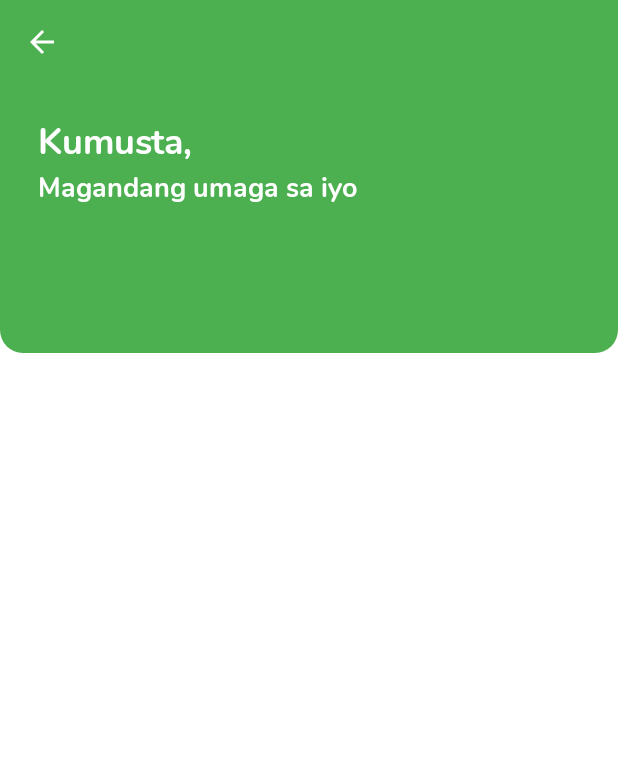
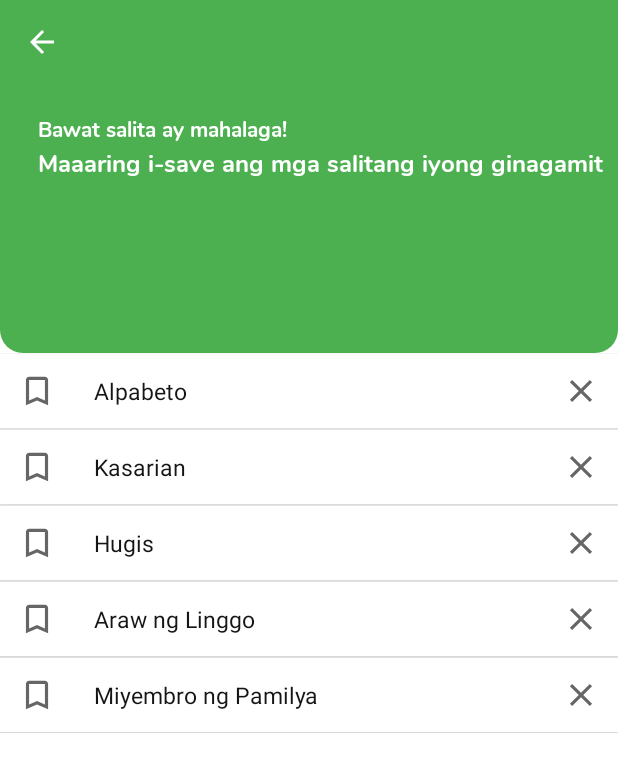
Before and after one commit to Jayveeeee24/iSpeak-Signs, an Android app: the nav_favorites screen opened through its navigation route, on a phone screen of 412 x 824 dp. Shown: the top 772 px of the screen. Run offline under Robolectric (Android 15) with nearby library versions, the phone set to English and light mode, and no system bars; our stand-ins replace navigation-ui.

Commit message:
git commit -a -m

```diff
--- a/app/src/main/java/com/artemis/ispeaksigns/MainActivity.java
+++ b/app/src/main/java/com/artemis/ispeaksigns/MainActivity.java
@@ -144,6 +144,7 @@ public class MainActivity extends AppCompatActivity {
                 drawer.closeDrawer(GravityCompat.START);
                 txtHomeGreeting1.setText(getResources().getString(R.string.home_greeting1_label));
                 txtHomeGreeting1.setTextSize(24);
+                txtHomeGreeting2.setTextSize(18);
                 txtHomeGreeting2.setText(greeting.getGreeting(this));
                 editSearch.setHint(getResources().getString(R.string.edit_text_hint));
                 editSearch.setText("");
@@ -172,6 +173,10 @@ public class MainActivity extends AppCompatActivity {
 
                 setExpandedEnabled(true);
             } else if (navDestination.getId() == R.id.nav_favorites) {
+                txtHomeGreeting1.setText(getResources().getString(R.string.favorite_greeting1_label));
+                txtHomeGreeting1.setTextSize(14);
+                txtHomeGreeting2.setTextSize(16);
+                txtHomeGreeting2.setText(getResources().getString(R.string.favorite_greeting2_label));
                 toolbarImage1.setVisibility(View.INVISIBLE);
                 editSearch.setVisibility(View.INVISIBLE);
                 editSearchParent.setVisibility(View.INVISIBLE);
--- /dev/null
+++ b/app/src/main/java/com/artemis/ispeaksigns/home_list_adapters/FavoriteCategoryItem.java
@@ -0,0 +1,26 @@
+package com.artemis.ispeaksigns.home_list_adapters;
+
+public class FavoriteCategoryItem {
+    private String categoryName;
+
+    public FavoriteCategoryItem(String categoryName) {
+        this.categoryName = categoryName;
+    }
+
+
+    public String getCategoryName() {
+        return categoryName;
+    }
+
+    public void setCategoryName(String categoryName) {
+        this.categoryName = categoryName;
+    }
+
+
+    @Override
+    public String toString() {
+        return "FavoriteCategoryItem{" +
+                "categoryName='" + categoryName + '\'' +
+                '}';
+    }
+}
--- /dev/null
+++ b/app/src/main/java/com/artemis/ispeaksigns/home_list_adapters/FavoriteRecyclerAdapter.java
@@ -0,0 +1,77 @@
+package com.artemis.ispeaksigns.home_list_adapters;
+
+import android.view.LayoutInflater;
+import android.view.View;
+import android.view.ViewGroup;
+import android.widget.ImageView;
+import android.widget.TextView;
+
+import androidx.annotation.NonNull;
+import androidx.cardview.widget.CardView;
+import androidx.recyclerview.widget.RecyclerView;
+
+import com.artemis.ispeaksigns.R;
+
+import org.jetbrains.annotations.NotNull;
+
+import java.util.ArrayList;
+
+public class FavoriteRecyclerAdapter extends RecyclerView.Adapter<FavoriteRecyclerAdapter.ViewHolder> {
+
+    private ArrayList<FavoriteCategoryItem> favoriteCategoryItems = new ArrayList<>();
+
+    public FavoriteRecyclerAdapter() {
+    }
+
+    @NonNull
+    @NotNull
+    @Override
+    public ViewHolder onCreateViewHolder(@NonNull @NotNull ViewGroup parent, int viewType) {
+        View view = LayoutInflater.from(parent.getContext()).inflate(R.layout.favorite_item, parent, false);
+        ViewHolder holder = new ViewHolder(view);
+        return holder;
+    }
+
+    @Override
+    public void onBindViewHolder(@NonNull @NotNull ViewHolder holder, int position) {
+        holder.txtFavoriteItem.setText(favoriteCategoryItems.get(position).getCategoryName());
+
+        holder.cardFavorite.setOnClickListener(new View.OnClickListener() {
+            @Override
+            public void onClick(View view) {
+//                TODO make this an actual click listener into the word or phrase item
+            }
+        });
+
+        holder.favoriteRemove.setOnClickListener(new View.OnClickListener() {
+            @Override
+            public void onClick(View view) {
+
+            }
+        });
+    }
+
+    @Override
+    public int getItemCount() {
+        return favoriteCategoryItems.size();
+    }
+
+    public void setFavoriteCategoryItems(ArrayList<FavoriteCategoryItem> favoriteCategoryItems) {
+        this.favoriteCategoryItems = favoriteCategoryItems;
+        notifyDataSetChanged();
+    }
+
+    public class ViewHolder extends RecyclerView.ViewHolder{
+
+        TextView txtFavoriteItem;
+        CardView cardFavorite;
+        ImageView favoriteRemove;
+        public ViewHolder(@NonNull @NotNull View itemView) {
+            super(itemView);
+            cardFavorite = itemView.findViewById(R.id.card_favorite_item);
+            txtFavoriteItem = itemView.findViewById(R.id.txt_favorite_item);
+            favoriteRemove = itemView.findViewById(R.id.favorite_remove);
+
+        }
+    }
+}
--- /dev/null
+++ b/app/src/main/java/com/artemis/ispeaksigns/home_list_adapters/LearnVideoCategoryItem.java
@@ -0,0 +1,6 @@
+package com.artemis.ispeaksigns.home_list_adapters;
+
+public class LearnVideoCategoryItem {
+
+
+}
--- a/app/src/main/java/com/artemis/ispeaksigns/main_fragments/nav_favorites.java
+++ b/app/src/main/java/com/artemis/ispeaksigns/main_fragments/nav_favorites.java
@@ -1,22 +1,59 @@
 package com.artemis.ispeaksigns.main_fragments;
 
+import android.content.Context;
 import android.os.Bundle;
 
 import androidx.fragment.app.Fragment;
+import androidx.recyclerview.widget.LinearLayoutManager;
+import androidx.recyclerview.widget.RecyclerView;
 
 import android.view.LayoutInflater;
 import android.view.View;
 import android.view.ViewGroup;
 
 import com.artemis.ispeaksigns.R;
+import com.artemis.ispeaksigns.home_list_adapters.FavoriteCategoryItem;
+import com.artemis.ispeaksigns.home_list_adapters.FavoriteRecyclerAdapter;
+import com.artemis.ispeaksigns.home_list_adapters.LearnCategoryItem;
+
+import java.util.ArrayList;
 
 public class nav_favorites extends Fragment {
 
+    View view;
+    Context context;
 
     @Override
     public View onCreateView(LayoutInflater inflater, ViewGroup container,
                              Bundle savedInstanceState) {
-        // Inflate the layout for this fragment
-        return inflater.inflate(R.layout.fragment_favorites, container, false);
+        view = inflater.inflate(R.layout.fragment_favorites, container, false);
+
+        InitializeRecycler();
+
+
+        return view;
+    }
+
+    private void InitializeRecycler()
+    {
+        RecyclerView favoriteRecView = view.findViewById(R.id.favoriteRecycler);
+        ArrayList<FavoriteCategoryItem> favoriteCategoryItems = new ArrayList<>();
+
+        String[] categoryName = new String[]
+                {
+                        "Alpabeto", "Kasarian", "Hugis", "Araw ng Linggo", "Miyembro ng Pamilya"
+                };
+
+        for (int i =0; i<categoryName.length; i++)
+        {
+            favoriteCategoryItems.add(new FavoriteCategoryItem(categoryName[i]));
+        }
+
+        FavoriteRecyclerAdapter adapter = new FavoriteRecyclerAdapter();
+        adapter.setFavoriteCategoryItems(favoriteCategoryItems);
+
+        favoriteRecView.setAdapter(adapter);
+        favoriteRecView.setLayoutManager(new LinearLayoutManager(context, LinearLayoutManager.VERTICAL, false));
+
     }
 }
--- a/app/src/main/java/com/artemis/ispeaksigns/main_fragments/nav_home.java
+++ b/app/src/main/java/com/artemis/ispeaksigns/main_fragments/nav_home.java
@@ -7,7 +7,6 @@ import androidx.cardview.widget.CardView;
 import androidx.fragment.app.Fragment;
 import androidx.navigation.NavOptions;
 import androidx.navigation.Navigation;
-import androidx.navigation.fragment.NavHostFragment;
 import androidx.recyclerview.widget.LinearLayoutManager;
 import androidx.recyclerview.widget.RecyclerView;
 
@@ -93,7 +92,7 @@ public class nav_home extends Fragment  {
         //Definitions
         ImageView image_favorite = view.findViewById(R.id.image_favorite);
         CardView card_fsl_resource = view.findViewById(R.id.card_fsl_resource);
-        TextView home_learn_see_more = view.findViewById(R.id.txtHomeLearnSeeMore);
+        TextView home_learn_see_more = view.findViewById(R.id.homeWordSeeMore);
         TextView txt_home_fsl_name = view.findViewById(R.id.txt_home_fsl_name);
 
         image_favorite.setOnClickListener(new View.OnClickListener() {
--- /dev/null
+++ b/app/src/main/res/drawable/ic_favorite_bookmark.xml
@@ -0,0 +1,10 @@
+<vector xmlns:android="http://schemas.android.com/apk/res/android"
+    android:width="24dp"
+    android:height="24dp"
+    android:viewportWidth="24"
+    android:viewportHeight="24"
+    android:tint="?attr/colorControlNormal">
+  <path
+      android:fillColor="@android:color/white"
+      android:pathData="M17,3L7,3c-1.1,0 -1.99,0.9 -1.99,2L5,21l7,-3 7,3L19,5c0,-1.1 -0.9,-2 -2,-2zM17,18l-5,-2.18L7,18L7,5h10v13z"/>
+</vector>
--- /dev/null
+++ b/app/src/main/res/drawable/ic_favorite_remove.xml
@@ -0,0 +1,10 @@
+<vector xmlns:android="http://schemas.android.com/apk/res/android"
+    android:width="24dp"
+    android:height="24dp"
+    android:viewportWidth="24"
+    android:viewportHeight="24"
+    android:tint="?attr/colorControlNormal">
+  <path
+      android:fillColor="@android:color/white"
+      android:pathData="M19,6.41L17.59,5 12,10.59 6.41,5 5,6.41 10.59,12 5,17.59 6.41,19 12,13.41 17.59,19 19,17.59 13.41,12z"/>
+</vector>
--- /dev/null
+++ b/app/src/main/res/layout/favorite_item.xml
@@ -0,0 +1,49 @@
+<?xml version="1.0" encoding="utf-8"?>
+<com.google.android.material.card.MaterialCardView xmlns:android="http://schemas.android.com/apk/res/android"
+    android:layout_width="match_parent"
+    android:layout_height="wrap_content"
+    xmlns:app="http://schemas.android.com/apk/res-auto"
+    app:cardElevation="2dp"
+    app:cardCornerRadius="0dp"
+    android:layout_marginTop="0.5dp"
+    android:layout_marginBottom="0.5dp"
+    android:clickable="true"
+    android:focusable="true"
+    android:id="@+id/card_favorite_item">
+
+    <RelativeLayout
+        android:layout_width="match_parent"
+        android:layout_height="wrap_content"
+        android:padding="12dp">
+
+        <ImageView
+            android:id="@+id/favorite_bookmark"
+            android:layout_width="25dp"
+            android:layout_centerVertical="true"
+            android:layout_height="25dp"
+            android:src="@drawable/ic_favorite_bookmark"/>
+
+        <TextView
+            android:id="@+id/txt_favorite_item"
+            android:layout_width="wrap_content"
+            android:layout_height="wrap_content"
+            android:text="tryText lang"
+            android:textSize="15sp"
+            android:layout_toEndOf="@id/favorite_bookmark"
+            android:layout_marginStart="25dp"
+            android:layout_centerVertical="true"/>
+
+        <ImageView
+            android:id="@+id/favorite_remove"
+            android:layout_width="25dp"
+            android:layout_height="25dp"
+            android:src="@drawable/ic_favorite_remove"
+            android:layout_alignParentEnd="true"
+            android:layout_centerVertical="true"
+            android:clickable="true"
+            android:focusable="true"
+            android:background="@drawable/text_clicked_bg"/>
+
+    </RelativeLayout>
+
+</com.google.android.material.card.MaterialCardView>
--- a/app/src/main/res/layout/fragment_favorites.xml
+++ b/app/src/main/res/layout/fragment_favorites.xml
@@ -1,21 +1,20 @@
 <?xml version="1.0" encoding="utf-8"?>
-<FrameLayout xmlns:android="http://schemas.android.com/apk/res/android"
+<androidx.core.widget.NestedScrollView xmlns:android="http://schemas.android.com/apk/res/android"
     xmlns:tools="http://schemas.android.com/tools"
     android:layout_width="match_parent"
     android:layout_height="match_parent"
     xmlns:app="http://schemas.android.com/apk/res-auto"
     tools:context=".main_fragments.nav_favorites">
 
-    <androidx.core.widget.NestedScrollView
+    <RelativeLayout
         android:layout_width="match_parent"
         android:layout_height="wrap_content">
 
-        <TextView
+        <androidx.recyclerview.widget.RecyclerView
+            android:id="@+id/favoriteRecycler"
             android:layout_width="match_parent"
-            android:layout_height="wrap_content"
-            android:paddingTop="512dp"
-            android:paddingBottom="512dp"/>
+            android:layout_height="wrap_content"/>
 
-    </androidx.core.widget.NestedScrollView>
+    </RelativeLayout>
 
-</FrameLayout>
+</androidx.core.widget.NestedScrollView>
--- a/app/src/main/res/values/strings.xml
+++ b/app/src/main/res/values/strings.xml
@@ -18,7 +18,6 @@
     <string name="menu_language_label">Wika</string>
     <string name="menu_about">Tungkol sa App</string>
 
-
     <!--Title setters-->
     <string name="fsl_label">Salita Ngayong Araw</string>
     <string name="learn_word_title_set">Mag aral ng </string>
@@ -31,6 +30,9 @@
     <string name="home_greeting1_label">Kumusta,</string>
     <string name="learn_greeting1_label">Ano ang nais mong matutunan\nngayong araw?</string>
     <string name="home_learn_category_description">Tuklasin ang iba\'t ibang salita na maaari mong matutunan</string>
+    <string name="home_learn_video_description">Panoorin ang iba\'t ibang ekspresyon ng mga parirala sa FSL</string>
+    <string name="favorite_greeting1_label">Bawat salita ay mahalaga!</string>
+    <string name="favorite_greeting2_label">Maaaring i-save ang mga salitang iyong ginagamit</string>
 
     <!--    strings for editText Search bar-->
     <string name="edit_text_hint">Humanap ng kategorya</string>
@@ -41,7 +43,8 @@
     <string name="toolbar_image_desc">Cavite State University Logo</string>
     <string name="fab_recognize_desc">Rekognisyon</string>
     <string name="label_see_more">TINGNAN LAHAT</string>
-    <string name="heart_label">Puso</string>
+    <string name="heart_label">Puso</string>\
+    <string name="video_category_label">Mga Parirala</string>
 
     <!--    Strings for Greetings-->
     <string name="morning_label">Magandang umaga sa iyo</string>
```
Also changed, not shown: app/src/main/res/drawable/ic_menu_profile.xml (added, +10 -0 lines), app/src/main/res/layout/fragment_home.xml (+95 -37 lines), 1 other file.
